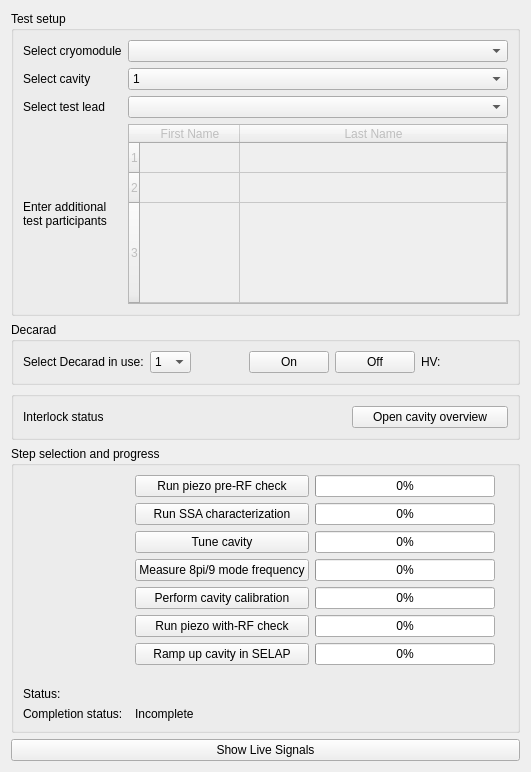
This is cavity_commissioning/gui/commissioning.ui in slaclab/rf_commissioning as Qt 5 draws it before an edit. The edited form follows.
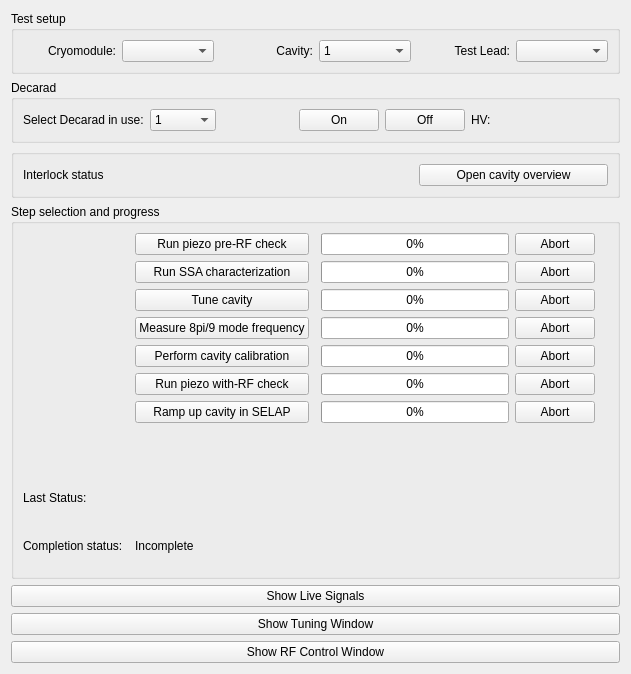
This is the edited form. Custom widgets are drawn as their Qt base class.

Commit message: first pass at threading button functions. still need to thread functions inside rf and tuner windows

```diff
--- a/cavity_commissioning/gui/commissioning.ui
+++ b/cavity_commissioning/gui/commissioning.ui
@@ -6,8 +6,8 @@
    <rect>
     <x>0</x>
     <y>0</y>
-    <width>531</width>
-    <height>772</height>
+    <width>631</width>
+    <height>674</height>
    </rect>
   </property>
   <property name="windowTitle">
@@ -20,73 +20,33 @@
       <string>Test setup</string>
      </property>
      <layout class="QGridLayout" name="gridLayout_3">
-      <item row="6" column="1">
-       <widget class="QTableWidget" name="test_members">
-        <property name="enabled">
-         <bool>false</bool>
+      <item row="0" column="2">
+       <widget class="QLabel" name="label_5">
+        <property name="text">
+         <string>Cavity:</string>
         </property>
-        <property name="sizePolicy">
-         <sizepolicy hsizetype="Expanding" vsizetype="Maximum">
-          <horstretch>0</horstretch>
-          <verstretch>0</verstretch>
-         </sizepolicy>
+        <property name="alignment">
+         <set>Qt::AlignRight|Qt::AlignTrailing|Qt::AlignVCenter</set>
         </property>
-        <property name="verticalScrollBarPolicy">
-         <enum>Qt::ScrollBarAsNeeded</enum>
+       </widget>
+      </item>
+      <item row="0" column="4">
+       <widget class="QLabel" name="label_2">
+        <property name="text">
+         <string>Test Lead:</string>
         </property>
-        <property name="horizontalScrollBarPolicy">
-         <enum>Qt::ScrollBarAsNeeded</enum>
+        <property name="alignment">
+         <set>Qt::AlignRight|Qt::AlignTrailing|Qt::AlignVCenter</set>
         </property>
-        <property name="sizeAdjustPolicy">
-         <enum>QAbstractScrollArea::AdjustToContents</enum>
-        </property>
-        <attribute name="horizontalHeaderStretchLastSection">
-         <bool>true</bool>
-        </attribute>
-        <attribute name="verticalHeaderStretchLastSection">
-         <bool>true</bool>
-        </attribute>
-        <row>
-         <property name="text">
-          <string>1</string>
-         </property>
-        </row>
-        <row>
-         <property name="text">
-          <string>2</string>
-         </property>
-        </row>
-        <row>
-         <property name="text">
-          <string>3</string>
-         </property>
-        </row>
-        <column>
-         <property name="text">
-          <string>First Name</string>
-         </property>
-        </column>
-        <column>
-         <property name="text">
-          <string>Last Name</string>
-         </property>
-        </column>
        </widget>
       </item>
-      <item row="5" column="1">
+      <item row="0" column="5">
        <widget class="QComboBox" name="testlead"/>
       </item>
-      <item row="0" column="0">
-       <widget class="QLabel" name="label_4">
-        <property name="text">
-         <string>Select cryomodule</string>
-        </property>
-       </widget>
-      </item>
       <item row="0" column="1">
        <widget class="QComboBox" name="pick_cm"/>
       </item>
-      <item row="1" column="1">
+      <item row="0" column="3">
        <widget class="QComboBox" name="pick_cavity">
         <item>
          <property name="text">
@@ -130,27 +90,13 @@
         </item>
        </widget>
       </item>
-      <item row="5" column="0">
-       <widget class="QLabel" name="label_2">
+      <item row="0" column="0">
+       <widget class="QLabel" name="label_4">
         <property name="text">
-         <string>Select test lead</string>
+         <string>Cryomodule:</string>
         </property>
-       </widget>
-      </item>
-      <item row="6" column="0">
-       <widget class="QLabel" name="label">
-        <property name="text">
-         <string>Enter additional test participants</string>
-        </property>
-        <property name="wordWrap">
-         <bool>true</bool>
-        </property>
-       </widget>
-      </item>
-      <item row="1" column="0">
-       <widget class="QLabel" name="label_5">
-        <property name="text">
-         <string>Select cavity</string>
+        <property name="alignment">
+         <set>Qt::AlignRight|Qt::AlignTrailing|Qt::AlignVCenter</set>
         </property>
        </widget>
       </item>
@@ -378,73 +324,16 @@
    </item>
    <item>
     <widget class="QGroupBox" name="groupBox">
+     <property name="sizePolicy">
+      <sizepolicy hsizetype="Preferred" vsizetype="MinimumExpanding">
+       <horstretch>0</horstretch>
+       <verstretch>0</verstretch>
+      </sizepolicy>
+     </property>
      <property name="title">
       <string>Step selection and progress</string>
      </property>
      <layout class="QGridLayout" name="gridLayout_4">
-      <item row="6" column="4">
-       <widget class="QLabel" name="label_selap_rampup">
-        <property name="text">
-         <string/>
-        </property>
-       </widget>
-      </item>
-      <item row="3" column="2">
-       <widget class="QPushButton" name="button_measure_8pi9">
-        <property name="text">
-         <string>Measure 8pi/9 mode frequency</string>
-        </property>
-       </widget>
-      </item>
-      <item row="5" column="3">
-       <widget class="QProgressBar" name="progressBar_6">
-        <property name="value">
-         <number>0</number>
-        </property>
-       </widget>
-      </item>
-      <item row="0" column="3">
-       <widget class="QProgressBar" name="pre_rf_progressbar">
-        <property name="value">
-         <number>0</number>
-        </property>
-       </widget>
-      </item>
-      <item row="4" column="3">
-       <widget class="QProgressBar" name="progressBar_5">
-        <property name="value">
-         <number>0</number>
-        </property>
-       </widget>
-      </item>
-      <item row="5" column="2">
-       <widget class="QPushButton" name="button_piezo_withrf">
-        <property name="text">
-         <string>Run piezo with-RF check</string>
-        </property>
-       </widget>
-      </item>
-      <item row="0" column="2">
-       <widget class="QPushButton" name="button_piezo_prerf">
-        <property name="text">
-         <string>Run piezo pre-RF check</string>
-        </property>
-       </widget>
-      </item>
-      <item row="6" column="2">
-       <widget class="QPushButton" name="button_selap_rampup">
-        <property name="text">
-         <string>Ramp up cavity in SELAP</string>
-        </property>
-       </widget>
-      </item>
-      <item row="3" column="3">
-       <widget class="QProgressBar" name="progressBar_4">
-        <property name="value">
-         <number>0</number>
-        </property>
-       </widget>
-      </item>
       <item row="1" column="2">
        <widget class="QPushButton" name="button_ssa_char">
         <property name="text">
@@ -452,110 +341,42 @@
         </property>
        </widget>
       </item>
-      <item row="4" column="2">
-       <widget class="QPushButton" name="button_cavity_calibration">
-        <property name="text">
-         <string>Perform cavity calibration</string>
-        </property>
-       </widget>
-      </item>
-      <item row="2" column="3">
-       <widget class="QProgressBar" name="progressBar_3">
+      <item row="0" column="4">
+       <widget class="QProgressBar" name="pre_rf_progressbar">
         <property name="value">
          <number>0</number>
         </property>
        </widget>
       </item>
-      <item row="2" column="2">
-       <widget class="QPushButton" name="button_tune_cavity">
-        <property name="text">
-         <string>Tune cavity</string>
-        </property>
-       </widget>
-      </item>
-      <item row="2" column="4">
+      <item row="2" column="6">
        <widget class="QLabel" name="label_tune_cavity">
         <property name="text">
          <string/>
         </property>
        </widget>
       </item>
-      <item row="4" column="4">
+      <item row="4" column="6">
        <widget class="QLabel" name="label_cavity_calibration">
         <property name="text">
          <string/>
         </property>
        </widget>
       </item>
-      <item row="0" column="4">
-       <widget class="QLabel" name="label_piezo_prerf">
-        <property name="text">
-         <string/>
-        </property>
-       </widget>
-      </item>
-      <item row="5" column="4">
-       <widget class="QLabel" name="label_piezo_withrf">
-        <property name="text">
-         <string/>
-        </property>
-       </widget>
-      </item>
-      <item row="1" column="4">
-       <widget class="QLabel" name="label_ssa_char">
-        <property name="text">
-         <string/>
-        </property>
-       </widget>
-      </item>
-      <item row="3" column="4">
-       <widget class="QLabel" name="label_measure_8pi9">
-        <property name="text">
-         <string/>
-        </property>
-       </widget>
-      </item>
       <item row="8" column="0">
        <widget class="QLabel" name="label_8">
         <property name="text">
-         <string>Status:</string>
+         <string>Last Status:</string>
         </property>
        </widget>
       </item>
-      <item row="1" column="3">
-       <widget class="QProgressBar" name="ssa_char_progressbar">
-        <property name="value">
-         <number>0</number>
-        </property>
-       </widget>
-      </item>
-      <item row="6" column="3">
-       <widget class="QProgressBar" name="progressBar_7">
-        <property name="value">
-         <number>0</number>
-        </property>
-       </widget>
-      </item>
-      <item row="0" column="0" rowspan="8">
-       <widget class="PyDMDrawingLine" name="PyDMDrawingLine">
-        <property name="sizePolicy">
-         <sizepolicy hsizetype="Maximum" vsizetype="Minimum">
-          <horstretch>0</horstretch>
-          <verstretch>0</verstretch>
-         </sizepolicy>
-        </property>
-        <property name="toolTip">
+      <item row="3" column="6">
+       <widget class="QLabel" name="label_measure_8pi9">
+        <property name="text">
          <string/>
         </property>
-        <property name="rotation" stdset="0">
-         <double>270.000000000000000</double>
-        </property>
-        <property name="arrowEndPoint" stdset="0">
-         <bool>true</bool>
-        </property>
        </widget>
       </item>
-      <item row="8" column="1" colspan="3">
+      <item row="8" column="1" colspan="4">
        <widget class="QLabel" name="status_label">
         <property name="sizePolicy">
          <sizepolicy hsizetype="Preferred" vsizetype="Minimum">
@@ -571,6 +392,27 @@
         </property>
        </widget>
       </item>
+      <item row="4" column="4">
+       <widget class="QProgressBar" name="cav_cal_progressbar">
+        <property name="value">
+         <number>0</number>
+        </property>
+       </widget>
+      </item>
+      <item row="0" column="2">
+       <widget class="QPushButton" name="button_piezo_prerf">
+        <property name="text">
+         <string>Run piezo pre-RF check</string>
+        </property>
+       </widget>
+      </item>
+      <item row="0" column="6">
+       <widget class="QLabel" name="label_piezo_prerf">
+        <property name="text">
+         <string/>
+        </property>
+       </widget>
+      </item>
       <item row="9" column="0">
        <widget class="QLabel" name="label_17">
         <property name="text">
@@ -578,6 +420,13 @@
         </property>
        </widget>
       </item>
+      <item row="5" column="2">
+       <widget class="QPushButton" name="button_piezo_withrf">
+        <property name="text">
+         <string>Run piezo with-RF check</string>
+        </property>
+       </widget>
+      </item>
       <item row="9" column="2">
        <widget class="QLabel" name="label_overall_completion">
         <property name="sizePolicy">
@@ -591,6 +440,158 @@
         </property>
        </widget>
       </item>
+      <item row="4" column="5">
+       <widget class="QPushButton" name="cavity_cal_abort">
+        <property name="text">
+         <string>Abort</string>
+        </property>
+       </widget>
+      </item>
+      <item row="3" column="5">
+       <widget class="QPushButton" name="large_rack_abort">
+        <property name="text">
+         <string>Abort</string>
+        </property>
+       </widget>
+      </item>
+      <item row="6" column="6">
+       <widget class="QLabel" name="label_selap_rampup">
+        <property name="text">
+         <string/>
+        </property>
+       </widget>
+      </item>
+      <item row="1" column="5">
+       <widget class="QPushButton" name="ssa_char_abort">
+        <property name="text">
+         <string>Abort</string>
+        </property>
+       </widget>
+      </item>
+      <item row="6" column="5">
+       <widget class="QPushButton" name="selap_abort">
+        <property name="text">
+         <string>Abort</string>
+        </property>
+       </widget>
+      </item>
+      <item row="5" column="6">
+       <widget class="QLabel" name="label_piezo_withrf">
+        <property name="text">
+         <string/>
+        </property>
+       </widget>
+      </item>
+      <item row="2" column="5">
+       <widget class="QPushButton" name="tune_abort">
+        <property name="text">
+         <string>Abort</string>
+        </property>
+       </widget>
+      </item>
+      <item row="5" column="5">
+       <widget class="QPushButton" name="piezo_with_rf_abort">
+        <property name="text">
+         <string>Abort</string>
+        </property>
+       </widget>
+      </item>
+      <item row="4" column="2">
+       <widget class="QPushButton" name="button_cavity_calibration">
+        <property name="text">
+         <string>Perform cavity calibration</string>
+        </property>
+       </widget>
+      </item>
+      <item row="6" column="4">
+       <widget class="QProgressBar" name="selap_progressbar">
+        <property name="value">
+         <number>0</number>
+        </property>
+       </widget>
+      </item>
+      <item row="0" column="0" rowspan="8">
+       <widget class="PyDMDrawingLine" name="PyDMDrawingLine">
+        <property name="sizePolicy">
+         <sizepolicy hsizetype="Maximum" vsizetype="Minimum">
+          <horstretch>0</horstretch>
+          <verstretch>0</verstretch>
+         </sizepolicy>
+        </property>
+        <property name="toolTip">
+         <string/>
+        </property>
+        <property name="rotation" stdset="0">
+         <double>270.000000000000000</double>
+        </property>
+        <property name="arrowEndPoint" stdset="0">
+         <bool>true</bool>
+        </property>
+       </widget>
+      </item>
+      <item row="6" column="2">
+       <widget class="QPushButton" name="button_selap_rampup">
+        <property name="text">
+         <string>Ramp up cavity in SELAP</string>
+        </property>
+       </widget>
+      </item>
+      <item row="3" column="2">
+       <widget class="QPushButton" name="button_measure_8pi9">
+        <property name="text">
+         <string>Measure 8pi/9 mode frequency</string>
+        </property>
+       </widget>
+      </item>
+      <item row="1" column="6">
+       <widget class="QLabel" name="label_ssa_char">
+        <property name="text">
+         <string/>
+        </property>
+       </widget>
+      </item>
+      <item row="2" column="4">
+       <widget class="QProgressBar" name="tune_progressbar">
+        <property name="value">
+         <number>0</number>
+        </property>
+       </widget>
+      </item>
+      <item row="3" column="4">
+       <widget class="QProgressBar" name="large_rack_progressbar">
+        <property name="value">
+         <number>0</number>
+        </property>
+       </widget>
+      </item>
+      <item row="5" column="4">
+       <widget class="QProgressBar" name="piezo_with_rf_progressbar">
+        <property name="value">
+         <number>0</number>
+        </property>
+       </widget>
+      </item>
+      <item row="0" column="5">
+       <widget class="QPushButton" name="piezo_pre_rf_abort">
+        <property name="text">
+         <string>Abort</string>
+        </property>
+       </widget>
+      </item>
+      <item row="2" column="2">
+       <widget class="QPushButton" name="button_tune_cavity">
+        <property name="text">
+         <string>Tune cavity</string>
+        </property>
+       </widget>
+      </item>
+      <item row="1" column="4">
+       <widget class="QProgressBar" name="ssa_char_progressbar">
+        <property name="value">
+         <number>0</number>
+        </property>
+       </widget>
+      </item>
      </layout>
     </widget>
    </item>
@@ -601,6 +602,20 @@
      </property>
     </widget>
    </item>
+   <item>
+    <widget class="QPushButton" name="tuning_button">
+     <property name="text">
+      <string>Show Tuning Window</string>
+     </property>
+    </widget>
+   </item>
+   <item>
+    <widget class="QPushButton" name="rf_button">
+     <property name="text">
+      <string>Show RF Control Window</string>
+     </property>
+    </widget>
+   </item>
   </layout>
  </widget>
  <customwidgets>
```
The commit also changes 4 other files.
